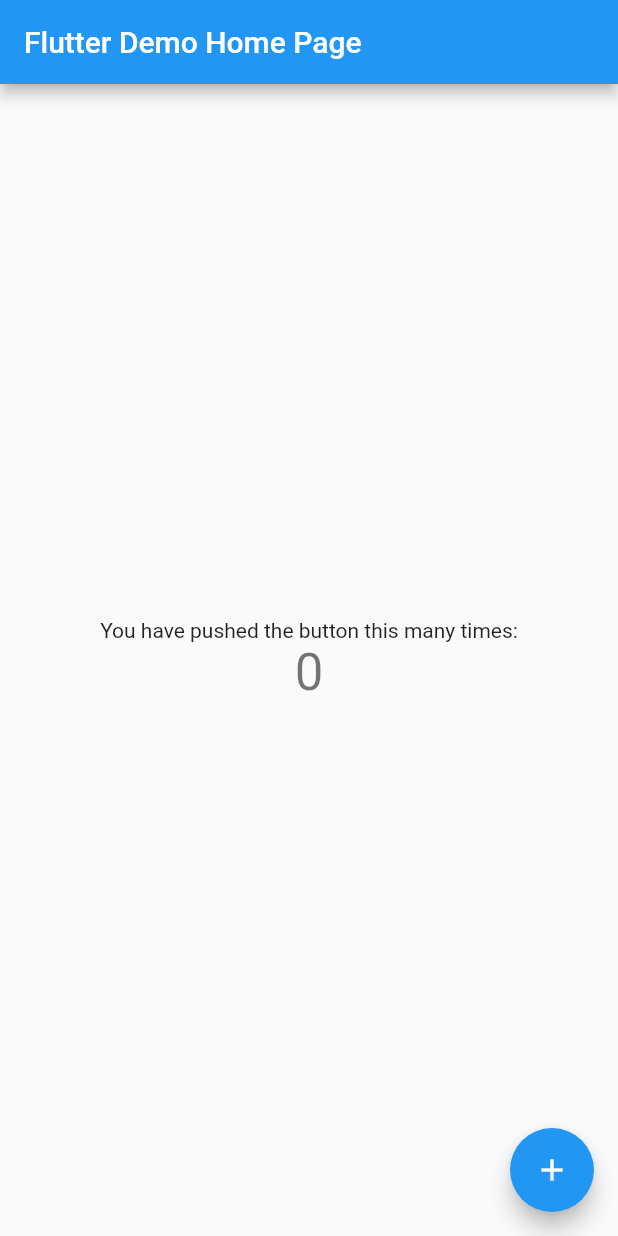
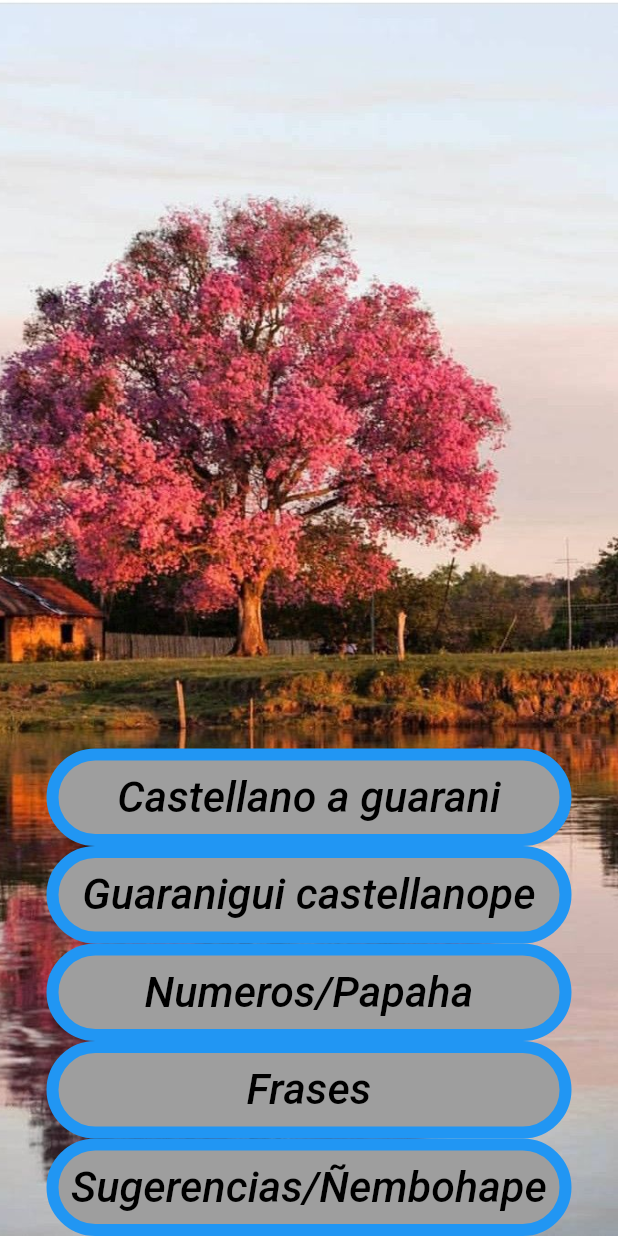
Before and after one commit to Zorro-cristal/Guara, a Flutter app: the screen it shows after launch, on a phone screen of 412 x 824 dp. Run offline on Flutter 3.47's test engine with Material 2 defaults, Android fonts, the phone set to English and light mode, and no system bars.

Commit message:
Pantalla principal agregada

```diff
--- a/lib/main.dart
+++ b/lib/main.dart
@@ -1,4 +1,5 @@
 import 'package:flutter/material.dart';
+import 'package:guara2/screen/principal.dart';
 
 void main() {
   runApp(const MyApp());
@@ -24,7 +25,8 @@ class MyApp extends StatelessWidget {
         // is not restarted.
         primarySwatch: Colors.blue,
       ),
-      home: const MyHomePage(title: 'Flutter Demo Home Page'),
+      //home: const MyHomePage(title: 'Flutter Demo Home Page'),
+      home: Principal(),
     );
   }
 }
--- /dev/null
+++ b/lib/screen/principal.dart
@@ -0,0 +1,58 @@
+import 'package:flutter/material.dart';
+import 'package:flutter/src/widgets/container.dart';
+import 'package:flutter/src/widgets/framework.dart';
+import 'package:guara2/layout/boton.dart';
+
+class Principal extends StatelessWidget {
+  const Principal({super.key});
+
+  @override
+  Widget build(BuildContext context) {
+    return Scaffold(
+      body: SafeArea(
+        child: Container(
+            decoration: BoxDecoration(
+                image: DecorationImage(
+                    image: AssetImage("assets/images/principal.jpg"),
+                    fit: BoxFit.cover)),
+            child: Column(
+              mainAxisAlignment: MainAxisAlignment.end,
+              crossAxisAlignment: CrossAxisAlignment.stretch,
+              children: [
+                Row(
+                  mainAxisAlignment: MainAxisAlignment.center,
+                  children: [
+                    Boton(
+                        presionado: () => null, titulo: "Castellano a guarani")
+                  ],
+                ),
+                Row(
+                  mainAxisAlignment: MainAxisAlignment.center,
+                  children: [
+                    Boton(
+                        presionado: () => null,
+                        titulo: "Guaranigui castellanope")
+                  ],
+                ),
+                Row(
+                  mainAxisAlignment: MainAxisAlignment.center,
+                  children: [
+                    Boton(presionado: () => null, titulo: "Numeros/Papaha")
+                  ],
+                ),
+                Row(
+                  mainAxisAlignment: MainAxisAlignment.center,
+                  children: [Boton(presionado: () => null, titulo: "Frases")],
+                ),
+                Row(
+                  mainAxisAlignment: MainAxisAlignment.center,
+                  children: [
+                    Boton(presionado: () => null, titulo: "Sugerencias/Ñembohape")
+                  ],
+                ),
+              ],
+            )),
+      ),
+    );
+  }
+}
--- a/pubspec.yaml
+++ b/pubspec.yaml
@@ -61,7 +61,7 @@ flutter:
 
   # To add assets to your application, add an assets section, like this:
   assets:
-    - assets/
+    - assets/images/
     - bdd/
   #   - images/a_dot_ham.jpeg
 
```
